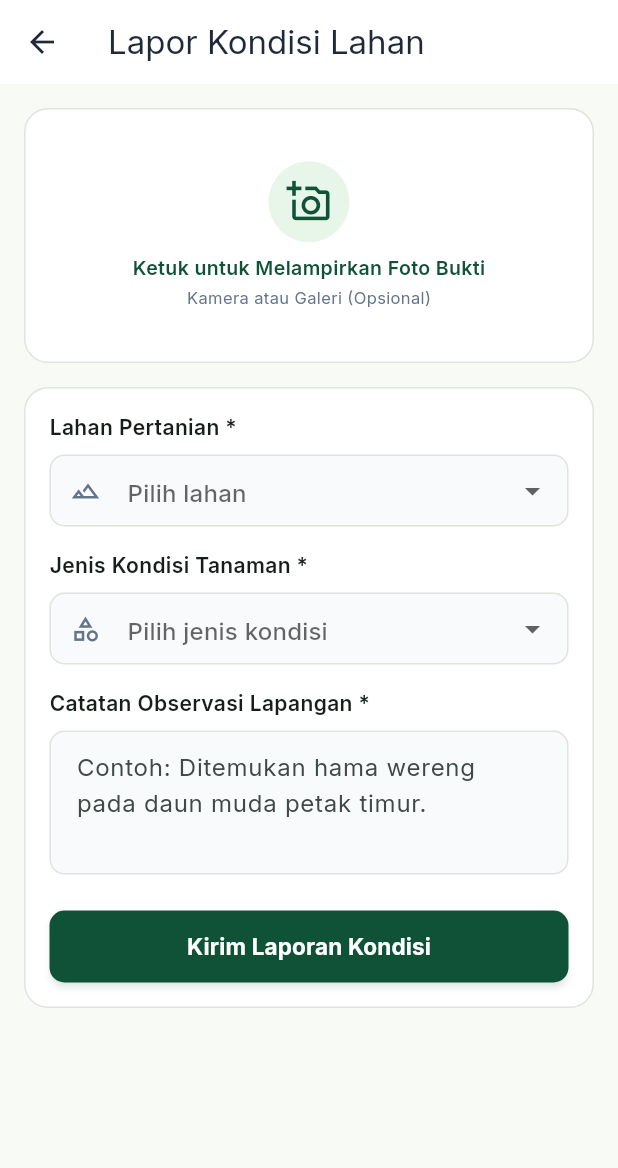
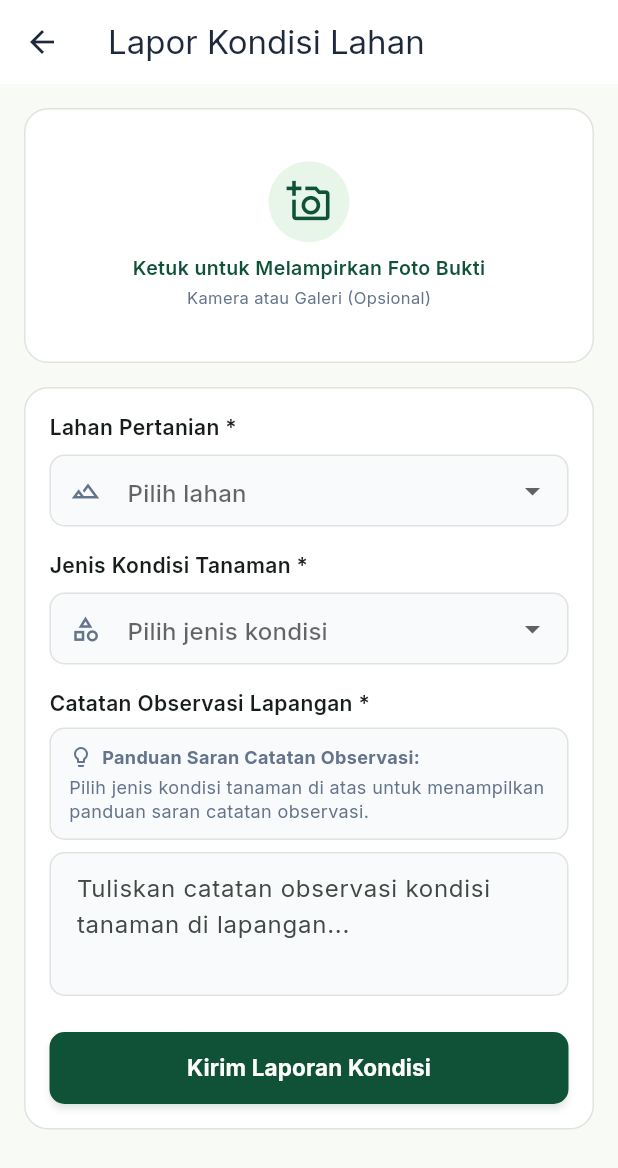
Before and after one commit to Ferdian-R/AgroPlan, a Flutter app: the TambahLaporanScreen screen opened directly, on a phone screen of 412 x 824 dp. Shown: the top 1168 px of the screen. Run offline on Flutter 3.47's test engine with Material 3 defaults, Android fonts, the phone set to English and light mode, and no system bars; our stand-ins replace google_fonts, image_picker.

Commit message:
feat(laporan): tambah saran dinamis catatan observasi

```diff
--- a/lib/screens/laporan/tambah_laporan_screen.dart
+++ b/lib/screens/laporan/tambah_laporan_screen.dart
@@ -420,11 +420,89 @@ class _TambahLaporanScreenState extends State<TambahLaporanScreen> {
 
                   // 3. Catatan Observasi
                   const Text('Catatan Observasi Lapangan *', style: TextStyle(fontSize: 14, fontWeight: FontWeight.w600)),
+                  const SizedBox(height: 6),
+
+                  // Kotak Saran Dinamis Berdasarkan Kondisi Terpilih
+                  Container(
+                    width: double.infinity,
+                    padding: const EdgeInsets.symmetric(horizontal: 12, vertical: 10),
+                    decoration: BoxDecoration(
+                      color: _selectedJenisKondisi != null ? const Color(0xFFF0FDF4) : const Color(0xFFF8FAFC),
+                      borderRadius: BorderRadius.circular(10),
+                      border: Border.all(
+                        color: _selectedJenisKondisi != null ? const Color(0xFFBBF7D0) : AppColors.divider,
+                      ),
+                    ),
+                    child: Column(
+                      crossAxisAlignment: CrossAxisAlignment.start,
+                      children: [
+                        Row(
+                          children: [
+                            Icon(
+                              Icons.lightbulb_outline_rounded,
+                              size: 16,
+                              color: _selectedJenisKondisi != null ? const Color(0xFF16A34A) : AppColors.textSecondary,
+                            ),
+                            const SizedBox(width: 6),
+                            Text(
+                              _selectedJenisKondisi != null
+                                  ? 'Saran Observasi ($_selectedJenisKondisi):'
+                                  : 'Panduan Saran Catatan Observasi:',
+                              style: TextStyle(
+                                fontSize: 12,
+                                fontWeight: FontWeight.bold,
+                                color: _selectedJenisKondisi != null ? const Color(0xFF166534) : AppColors.textSecondary,
+                              ),
+                            ),
+                          ],
+                        ),
+                        const SizedBox(height: 4),
+                        Text(
+                          _getSaranCatatan(_selectedJenisKondisi),
+                          style: TextStyle(
+                            fontSize: 12,
+                            color: _selectedJenisKondisi != null ? const Color(0xFF1E293B) : AppColors.textSecondary,
+                            height: 1.35,
+                          ),
+                        ),
+                        if (_selectedJenisKondisi != null) ...[
+                          const SizedBox(height: 6),
+                          InkWell(
+                            onTap: () {
+                              final contoh = _getPlaceholderCatatan(_selectedJenisKondisi)
+                                  .replaceFirst('Contoh: ', '');
+                              _catatanController.text = contoh;
+                              _catatanController.selection = TextSelection.fromPosition(
+                                TextPosition(offset: _catatanController.text.length),
+                              );
+                            },
+                            child: const Row(
+                              mainAxisSize: MainAxisSize.min,
+                              children: [
+                                Icon(Icons.touch_app_outlined, size: 14, color: AppColors.primary),
+                                SizedBox(width: 4),
+                                Text(
+                                  'Gunakan contoh catatan ini',
+                                  style: TextStyle(
+                                    fontSize: 11,
+                                    fontWeight: FontWeight.w600,
+                                    color: AppColors.primary,
+                                    decoration: TextDecoration.underline,
+                                  ),
+                                ),
+                              ],
+                            ),
+                          ),
+                        ],
+                      ],
+                    ),
+                  ),
                   const SizedBox(height: 8),
+
                   TextFormField(
                     controller: _catatanController,
                     maxLines: 3,
-                    decoration: _inputDecoration('Contoh: Ditemukan hama wereng pada daun muda petak timur.'),
+                    decoration: _inputDecoration(_getPlaceholderCatatan(_selectedJenisKondisi)),
                     validator: (val) => Validators.minLength(val, 5, fieldName: 'Catatan observasi'),
                   ),
                   const SizedBox(height: 24),
@@ -482,4 +560,38 @@ class _TambahLaporanScreenState extends State<TambahLaporanScreen> {
       focusedBorder: OutlineInputBorder(borderRadius: BorderRadius.circular(10), borderSide: const BorderSide(color: AppColors.primary, width: 1.5)),
     );
   }
+
+  String _getSaranCatatan(String? jenisKondisi) {
+    switch (jenisKondisi) {
+      case 'Hama':
+        return 'Sebutkan jenis hama yang terlihat, bagian tanaman yang terserang (daun/batang/akar), dan perkiraan persentase kerusakannya.';
+      case 'Kekeringan':
+        return 'Tuliskan kondisi kelembapan tanah (retak/kering), daun yang layu atau menggulung, dan status pasokan air irigasi.';
+      case 'Banjir':
+        return 'Catat perkiraan tinggi genangan air (cm), petak yang terendam, dan berapa lama genangan telah terjadi.';
+      case 'Normal':
+        return 'Laporkan fase pertumbuhan tanaman, warna daun yang sehat, dan kesiapan untuk tahap perawatan berikutnya.';
+      case 'Lainnya':
+        return 'Jelaskan secara rinci anomali atau kondisi spesifik yang ditemukan di lahan (misal: defisiensi nutrisi, kerusakan pagar, angin kencang).';
+      default:
+        return 'Pilih jenis kondisi tanaman di atas untuk menampilkan panduan saran catatan observasi.';
+    }
+  }
+
+  String _getPlaceholderCatatan(String? jenisKondisi) {
+    switch (jenisKondisi) {
+      case 'Hama':
+        return 'Contoh: Ditemukan ulat grayak pada 15% daun muda di petak timur.';
+      case 'Kekeringan':
+        return 'Contoh: Tanah retak-retak, daun mulai layu akibat 1 minggu tanpa pasokan irigasi.';
+      case 'Banjir':
+        return 'Contoh: Tergenang air setinggi 10 cm akibat hujan lebat selama 2 hari.';
+      case 'Normal':
+        return 'Contoh: Tanaman tumbuh optimal, daun hijau segar tanpa tanda serangan hama.';
+      case 'Lainnya':
+        return 'Contoh: Sebagian tanaman roboh di sudut lahan akibat angin kencang kemarin sore.';
+      default:
+        return 'Tuliskan catatan observasi kondisi tanaman di lapangan...';
+    }
+  }
 }
```
